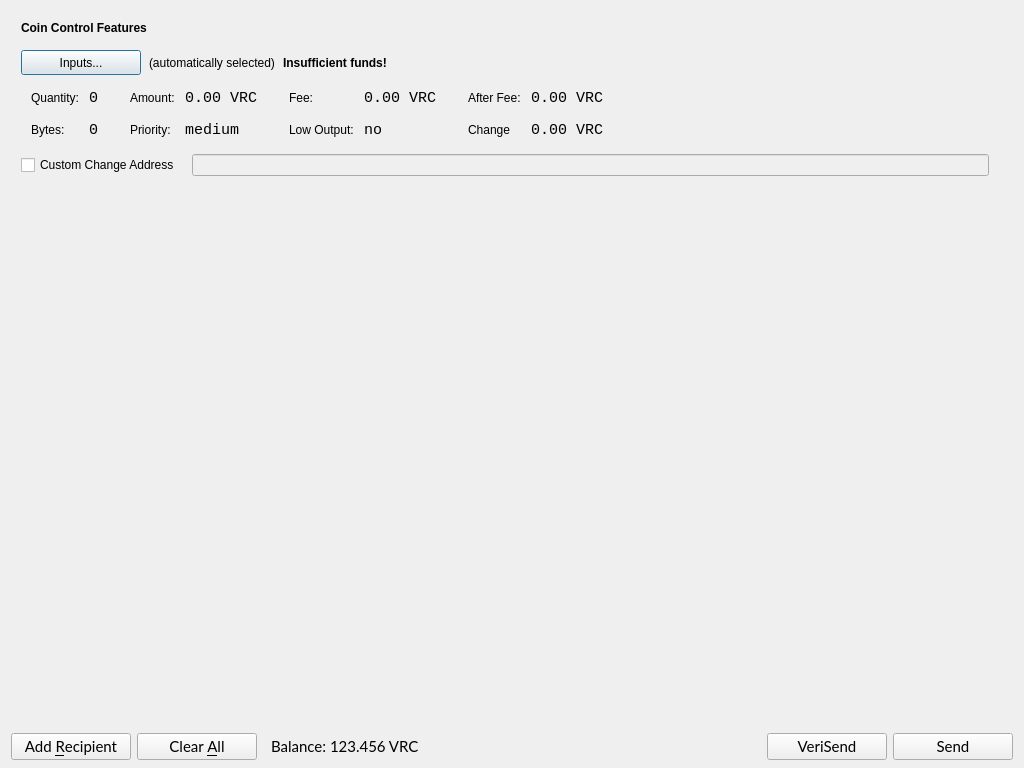
Old version of the form src/qt/forms/sendcoinsdialog.ui in the repository VeriConomy/vericoin.
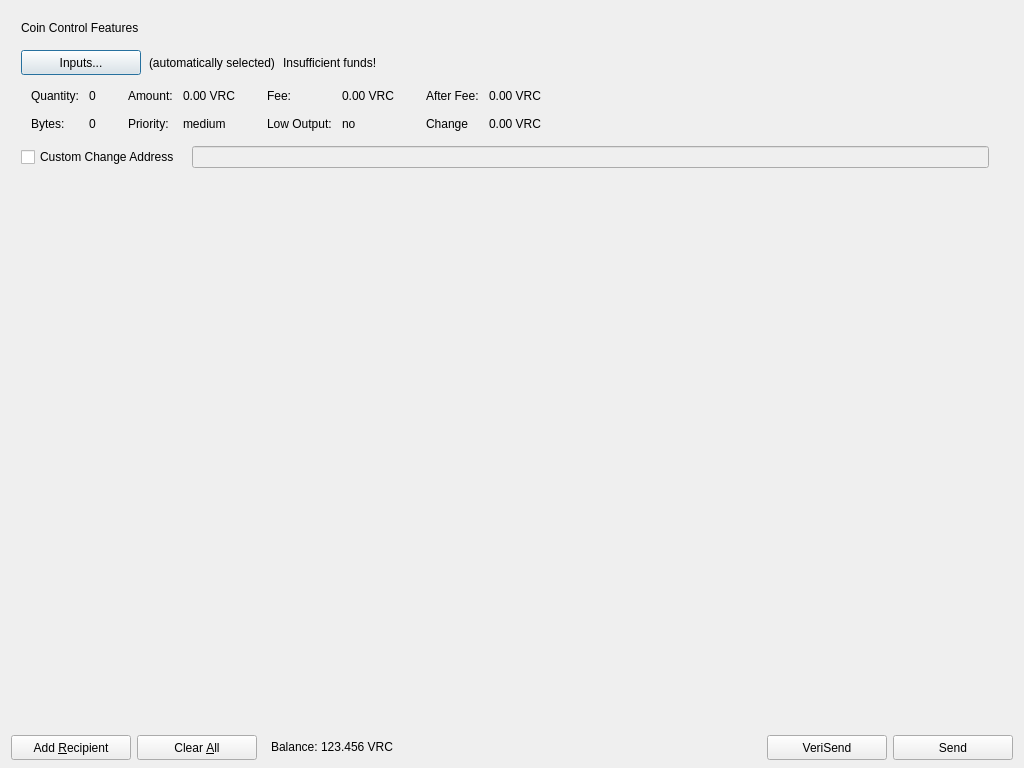
New version of the form. Icons and pictures are not drawn.

Commit message: more on mac fonts

What changed in the file:
```diff
--- a/src/qt/forms/sendcoinsdialog.ui
+++ b/src/qt/forms/sendcoinsdialog.ui
@@ -77,12 +77,6 @@
               <verstretch>0</verstretch>
              </sizepolicy>
             </property>
-            <property name="font">
-             <font>
-              <weight>75</weight>
-              <bold>true</bold>
-             </font>
-            </property>
             <property name="text">
              <string>Coin Control Features</string>
             </property>
@@ -123,12 +117,6 @@
           </item>
           <item>
            <widget class="QLabel" name="labelCoinControlInsuffFunds">
-            <property name="font">
-             <font>
-              <weight>75</weight>
-              <bold>true</bold>
-             </font>
-            </property>
             <property name="text">
              <string>Insufficient funds!</string>
             </property>
@@ -219,12 +207,6 @@
                </item>
                <item row="0" column="1">
                 <widget class="QLabel" name="labelCoinControlQuantity">
-                 <property name="font">
-                  <font>
-                   <family>Monospace</family>
-                   <pointsize>11</pointsize>
-                  </font>
-                 </property>
                  <property name="cursor">
                   <cursorShape>IBeamCursor</cursorShape>
                  </property>
@@ -251,12 +233,6 @@
                </item>
                <item row="1" column="1">
                 <widget class="QLabel" name="labelCoinControlBytes">
-                 <property name="font">
-                  <font>
-                   <family>Monospace</family>
-                   <pointsize>11</pointsize>
-                  </font>
-                 </property>
                  <property name="cursor">
                   <cursorShape>IBeamCursor</cursorShape>
                  </property>
@@ -302,12 +278,6 @@
                </item>
                <item row="0" column="1">
                 <widget class="QLabel" name="labelCoinControlAmount">
-                 <property name="font">
-                  <font>
-                   <family>Monospace</family>
-                   <pointsize>11</pointsize>
-                  </font>
-                 </property>
                  <property name="cursor">
                   <cursorShape>IBeamCursor</cursorShape>
                  </property>
@@ -331,12 +301,6 @@
                </item>
                <item row="1" column="1">
                 <widget class="QLabel" name="labelCoinControlPriority">
-                 <property name="font">
-                  <font>
-                   <family>Monospace</family>
-                   <pointsize>11</pointsize>
-                  </font>
-                 </property>
                  <property name="cursor">
                   <cursorShape>IBeamCursor</cursorShape>
                  </property>
@@ -382,12 +346,6 @@
                </item>
                <item row="0" column="1">
                 <widget class="QLabel" name="labelCoinControlFee">
-                 <property name="font">
-                  <font>
-                   <family>Monospace</family>
-                   <pointsize>11</pointsize>
-                  </font>
-                 </property>
                  <property name="cursor">
                   <cursorShape>IBeamCursor</cursorShape>
                  </property>
@@ -411,12 +369,6 @@
                </item>
                <item row="1" column="1">
                 <widget class="QLabel" name="labelCoinControlLowOutput">
-                 <property name="font">
-                  <font>
-                   <family>Monospace</family>
-                   <pointsize>11</pointsize>
-                  </font>
-                 </property>
                  <property name="cursor">
                   <cursorShape>IBeamCursor</cursorShape>
                  </property>
@@ -462,12 +414,6 @@
                </item>
                <item row="0" column="1">
                 <widget class="QLabel" name="labelCoinControlAfterFee">
-                 <property name="font">
-                  <font>
-                   <family>Monospace</family>
-                   <pointsize>11</pointsize>
-                  </font>
-                 </property>
                  <property name="cursor">
                   <cursorShape>IBeamCursor</cursorShape>
                  </property>
@@ -491,12 +437,6 @@
                </item>
                <item row="1" column="1">
                 <widget class="QLabel" name="labelCoinControlChange">
-                 <property name="font">
-                  <font>
-                   <family>Monospace</family>
-                   <pointsize>11</pointsize>
-                  </font>
-                 </property>
                  <property name="cursor">
                   <cursorShape>IBeamCursor</cursorShape>
                  </property>
@@ -645,12 +585,6 @@
          <height>25</height>
         </size>
        </property>
-       <property name="font">
-        <font>
-         <family>Lato</family>
-         <pointsize>11</pointsize>
-        </font>
-       </property>
        <property name="toolTip">
         <string>Send to multiple recipients at once</string>
        </property>
@@ -686,12 +620,6 @@
          <height>25</height>
         </size>
        </property>
-       <property name="font">
-        <font>
-         <family>Lato</family>
-         <pointsize>11</pointsize>
-        </font>
-       </property>
        <property name="toolTip">
         <string>Remove all transaction fields</string>
        </property>
@@ -729,12 +657,6 @@
            <verstretch>0</verstretch>
           </sizepolicy>
          </property>
-         <property name="font">
-          <font>
-           <family>Lato</family>
-           <pointsize>11</pointsize>
-          </font>
-         </property>
          <property name="text">
           <string>Balance:</string>
          </property>
@@ -751,12 +673,6 @@
            <verstretch>0</verstretch>
           </sizepolicy>
          </property>
-         <property name="font">
-          <font>
-           <family>Lato</family>
-           <pointsize>11</pointsize>
-          </font>
-         </property>
          <property name="cursor">
           <cursorShape>IBeamCursor</cursorShape>
          </property>
@@ -791,12 +707,6 @@
          <height>25</height>
         </size>
        </property>
-       <property name="font">
-        <font>
-         <family>Lato</family>
-         <pointsize>11</pointsize>
-        </font>
-       </property>
        <property name="toolTip">
         <string>Confirm the send action</string>
        </property>
@@ -832,12 +742,6 @@
          <height>25</height>
         </size>
        </property>
-       <property name="font">
-        <font>
-         <family>Lato</family>
-         <pointsize>11</pointsize>
-        </font>
-       </property>
        <property name="toolTip">
         <string>Confirm the send action</string>
        </property>
```
The commit also changes 32 other files.
